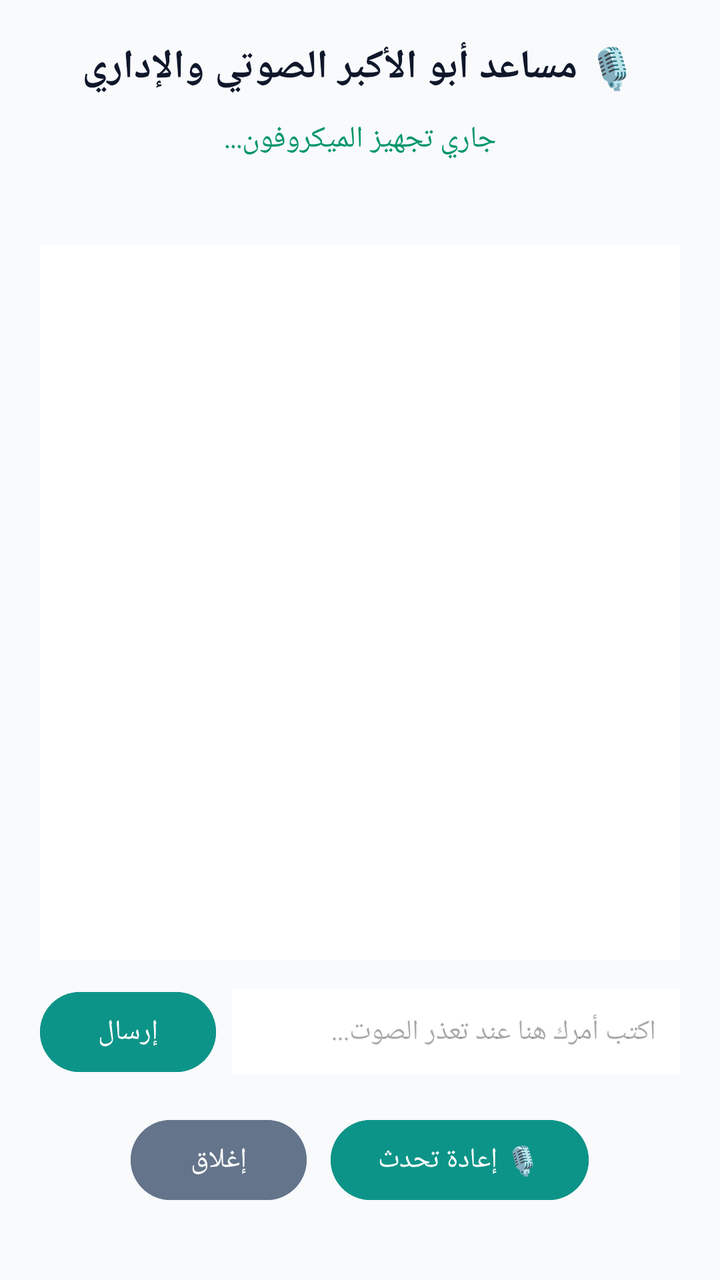
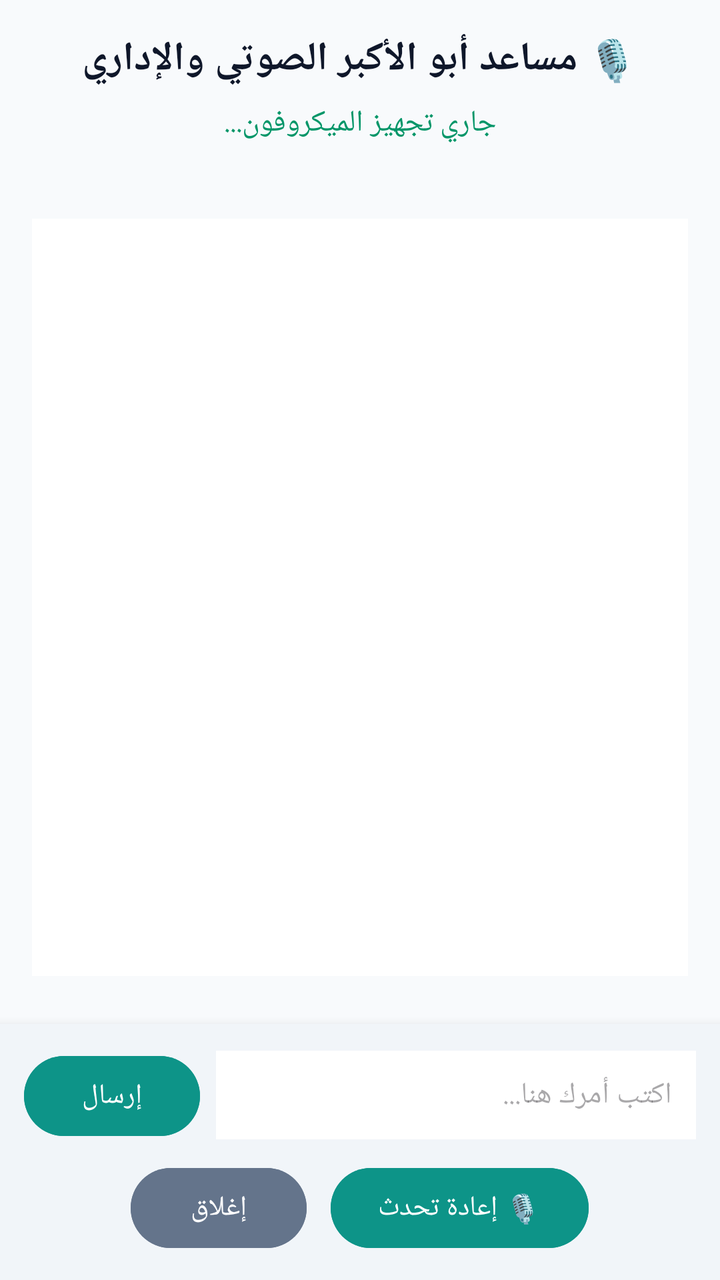

Compare the two renders of this Android layout. The source of the first and the diff that turns it into the second are given below.
<!-- AndroidManifest.xml: activity theme Theme.Material3.DayNight.NoActionBar -->
<!-- res/layout/activity_voice_assistant.xml -->
<?xml version="1.0" encoding="utf-8"?>
<LinearLayout xmlns:android="http://schemas.android.com/apk/res/android"
    android:layout_width="match_parent"
    android:layout_height="match_parent"
    android:orientation="vertical"
    android:padding="20dp"
    android:paddingBottom="40dp"
    android:gravity="center_horizontal"
    android:background="#F8FAFC"
    android:layoutDirection="rtl">

    <TextView
        android:id="@+id/tvTitle"
        android:layout_width="wrap_content"
        android:layout_height="wrap_content"
        android:text="🎙️ مساعد أبو الأكبر الصوتي والإداري"
        android:textSize="20sp"
        android:textStyle="bold"
        android:textColor="#0F172A"
        android:layout_marginBottom="12dp" />

    <TextView
        android:id="@+id/tvStatus"
        android:layout_width="match_parent"
        android:layout_height="wrap_content"
        android:text="جاري تجهيز الميكروفون..."
        android:textSize="15sp"
        android:textColor="#059669"
        android:gravity="center"
        android:layout_marginBottom="10dp" />

    <ProgressBar
        android:id="@+id/progressBar"
        android:layout_width="wrap_content"
        android:layout_height="wrap_content"
        android:visibility="gone"
        android:layout_marginBottom="10dp" />

    <TextView
        android:id="@+id/tvTranscript"
        android:layout_width="match_parent"
        android:layout_height="wrap_content"
        android:textSize="17sp"
        android:textStyle="bold"
        android:textColor="#1E293B"
        android:gravity="center"
        android:layout_marginBottom="10dp" />

    <ScrollView
        android:layout_width="match_parent"
        android:layout_height="0dp"
        android:layout_weight="1"
        android:background="#FFFFFF"
        android:padding="12dp"
        android:layout_marginBottom="12dp">

        <TextView
            android:id="@+id/tvResponse"
            android:layout_width="match_parent"
            android:layout_height="wrap_content"
            android:textSize="15sp"
            android:textColor="#334155"
            android:lineSpacingExtra="4dp" />
    </ScrollView>

    
    <LinearLayout
        android:layout_width="match_parent"
        android:layout_height="wrap_content"
        android:orientation="horizontal"
        android:layout_marginBottom="16dp">

        <EditText
            android:id="@+id/etCommandInput"
            android:layout_width="0dp"
            android:layout_height="wrap_content"
            android:layout_weight="1"
            android:hint="اكتب أمرك هنا عند تعذر الصوت..."
            android:textSize="14sp"
            android:padding="12dp"
            android:background="#FFFFFF"
            android:textColor="#0F172A"
            android:layout_marginEnd="8dp" />

        <Button
            android:id="@+id/btnSendText"
            android:layout_width="wrap_content"
            android:layout_height="wrap_content"
            android:text="إرسال"
            android:backgroundTint="#0D9488"
            android:textColor="#FFFFFF" />
    </LinearLayout>

    <LinearLayout
        android:layout_width="match_parent"
        android:layout_height="wrap_content"
        android:orientation="horizontal"
        android:gravity="center"
        android:layout_marginBottom="16dp">

        <Button
            android:id="@+id/btnRetryMic"
            android:layout_width="wrap_content"
            android:layout_height="wrap_content"
            android:text="🎙️ إعادة تحدث"
            android:backgroundTint="#0D9488"
            android:textColor="#FFFFFF"
            android:layout_marginEnd="12dp" />

        <Button
            android:id="@+id/btnClose"
            android:layout_width="wrap_content"
            android:layout_height="wrap_content"
            android:text="إغلاق"
            android:backgroundTint="#64748B"
            android:textColor="#FFFFFF" />
    </LinearLayout>

</LinearLayout>
<!-- resources referenced by this layout -->
<resources>

</resources>

<!-- the commit's change to res/layout/activity_voice_assistant.xml (unified diff, before → after) -->
@@ -1,119 +1,153 @@
 <?xml version="1.0" encoding="utf-8"?>
-<LinearLayout xmlns:android="http://schemas.android.com/apk/res/android"
+<RelativeLayout xmlns:android="http://schemas.android.com/apk/res/android"
     android:layout_width="match_parent"
     android:layout_height="match_parent"
-    android:orientation="vertical"
-    android:padding="20dp"
-    android:paddingBottom="40dp"
-    android:gravity="center_horizontal"
     android:background="#F8FAFC"
+    android:fitsSystemWindows="true"
     android:layoutDirection="rtl">
-
-    <TextView
-        android:id="@+id/tvTitle"
-        android:layout_width="wrap_content"
-        android:layout_height="wrap_content"
-        android:text="🎙️ مساعد أبو الأكبر الصوتي والإداري"
-        android:textSize="20sp"
-        android:textStyle="bold"
-        android:textColor="#0F172A"
-        android:layout_marginBottom="12dp" />
-
-    <TextView
-        android:id="@+id/tvStatus"
-        android:layout_width="match_parent"
-        android:layout_height="wrap_content"
-        android:text="جاري تجهيز الميكروفون..."
-        android:textSize="15sp"
-        android:textColor="#059669"
-        android:gravity="center"
-        android:layout_marginBottom="10dp" />
-
-    <ProgressBar
-        android:id="@+id/progressBar"
-        android:layout_width="wrap_content"
-        android:layout_height="wrap_content"
-        android:visibility="gone"
-        android:layout_marginBottom="10dp" />
-
-    <TextView
-        android:id="@+id/tvTranscript"
-        android:layout_width="match_parent"
-        android:layout_height="wrap_content"
-        android:textSize="17sp"
-        android:textStyle="bold"
-        android:textColor="#1E293B"
-        android:gravity="center"
-        android:layout_marginBottom="10dp" />
-
-    <ScrollView
-        android:layout_width="match_parent"
-        android:layout_height="0dp"
-        android:layout_weight="1"
-        android:background="#FFFFFF"
-        android:padding="12dp"
-        android:layout_marginBottom="12dp">
-
-        <TextView
-            android:id="@+id/tvResponse"
-            android:layout_width="match_parent"
-            android:layout_height="wrap_content"
-            android:textSize="15sp"
-            android:textColor="#334155"
-            android:lineSpacingExtra="4dp" />
-    </ScrollView>
 
     
     <LinearLayout
         android:layout_width="match_parent"
-        android:layout_height="wrap_content"
-        android:orientation="horizontal"
-        android:layout_marginBottom="16dp">
+        android:layout_height="match_parent"
+        android:orientation="vertical"
+        android:padding="16dp"
+        android:layout_above="@id/bottomControlsContainer"
+        android:gravity="center_horizontal">
 
-        <EditText
-            android:id="@+id/etCommandInput"
-            android:layout_width="0dp"
-            android:layout_height="wrap_content"
-            android:layout_weight="1"
-            android:hint="اكتب أمرك هنا عند تعذر الصوت..."
-            android:textSize="14sp"
-            android:padding="12dp"
-            android:background="#FFFFFF"
-            android:textColor="#0F172A"
-            android:layout_marginEnd="8dp" />
-
-        <Button
-            android:id="@+id/btnSendText"
+        <TextView
+            android:id="@+id/tvTitle"
             android:layout_width="wrap_content"
             android:layout_height="wrap_content"
-            android:text="إرسال"
-            android:backgroundTint="#0D9488"
-            android:textColor="#FFFFFF" />
+            android:text="🎙️ مساعد أبو الأكبر الصوتي والإداري"
+            android:textSize="20sp"
+            android:textStyle="bold"
+            android:textColor="#0F172A"
+            android:layout_marginBottom="8dp" />
+
+        <TextView
+            android:id="@+id/tvStatus"
+            android:layout_width="match_parent"
+            android:layout_height="wrap_content"
+            android:text="جاري تجهيز الميكروفون..."
+            android:textSize="15sp"
+            android:textColor="#059669"
+            android:gravity="center"
+            android:layout_marginBottom="8dp" />
+
+        <ProgressBar
+            android:id="@+id/progressBar"
+            android:layout_width="wrap_content"
+            android:layout_height="wrap_content"
+            android:visibility="gone"
+            android:layout_marginBottom="8dp" />
+
+        <TextView
+            android:id="@+id/tvTranscript"
+            android:layout_width="match_parent"
+            android:layout_height="wrap_content"
+            android:textSize="16sp"
+            android:textStyle="bold"
+            android:textColor="#1E293B"
+            android:gravity="center"
+            android:layout_marginBottom="8dp" />
+
+        <ScrollView
+            android:layout_width="match_parent"
+            android:layout_height="0dp"
+            android:layout_weight="1"
+            android:background="#FFFFFF"
+            android:padding="12dp"
+            android:layout_marginBottom="8dp">
+
+            <LinearLayout
+                android:layout_width="match_parent"
+                android:layout_height="wrap_content"
+                android:orientation="vertical">
+
+                <TextView
+                    android:id="@+id/tvResponse"
+                    android:layout_width="match_parent"
+                    android:layout_height="wrap_content"
+                    android:textSize="15sp"
+                    android:textColor="#334155"
+                    android:lineSpacingExtra="4dp" />
+
+                
+                <LinearLayout
+                    android:id="@+id/buttonsContainer"
+                    android:layout_width="match_parent"
+                    android:layout_height="wrap_content"
+                    android:orientation="vertical"
+                    android:layout_marginTop="12dp" />
+
+            </LinearLayout>
+        </ScrollView>
     </LinearLayout>
 
+    
     <LinearLayout
+        android:id="@+id/bottomControlsContainer"
         android:layout_width="match_parent"
         android:layout_height="wrap_content"
-        android:orientation="horizontal"
-        android:gravity="center"
-        android:layout_marginBottom="16dp">
+        android:layout_alignParentBottom="true"
+        android:orientation="vertical"
+        android:background="#F1F5F9"
+        android:padding="12dp"
+        android:elevation="8dp">
 
-        <Button
-            android:id="@+id/btnRetryMic"
-            android:layout_width="wrap_content"
+        <LinearLayout
+            android:layout_width="match_parent"
             android:layout_height="wrap_content"
-            android:text="🎙️ إعادة تحدث"
-            android:backgroundTint="#0D9488"
-            android:textColor="#FFFFFF"
-            android:layout_marginEnd="12dp" />
+            android:orientation="horizontal"
+            android:layout_marginBottom="8dp">
 
-        <Button
-            android:id="@+id/btnClose"
-            android:layout_width="wrap_content"
+            <EditText
+                android:id="@+id/etCommandInput"
+                android:layout_width="0dp"
+                android:layout_height="wrap_content"
+                android:layout_weight="1"
+                android:hint="اكتب أمرك هنا..."
+                android:textSize="15sp"
+                android:padding="12dp"
+                android:background="#FFFFFF"
+                android:textColor="#0F172A"
+                android:layout_marginEnd="8dp"
+                android:maxLines="3" />
+
+            <Button
+                android:id="@+id/btnSendText"
+                android:layout_width="wrap_content"
+                android:layout_height="wrap_content"
+                android:text="إرسال"
+                android:backgroundTint="#0D9488"
+                android:textColor="#FFFFFF" />
+        </LinearLayout>
+
+        <LinearLayout
+            android:layout_width="match_parent"
             android:layout_height="wrap_content"
-            android:text="إغلاق"
-            android:backgroundTint="#64748B"
-            android:textColor="#FFFFFF" />
+            android:orientation="horizontal"
+            android:gravity="center">
+
+            <Button
+                android:id="@+id/btnRetryMic"
+                android:layout_width="wrap_content"
+                android:layout_height="wrap_content"
+                android:text="🎙️ إعادة تحدث"
+                android:backgroundTint="#0D9488"
+                android:textColor="#FFFFFF"
+                android:layout_marginEnd="12dp" />
+
+            <Button
+                android:id="@+id/btnClose"
+                android:layout_width="wrap_content"
+                android:layout_height="wrap_content"
+                android:text="إغلاق"
+                android:backgroundTint="#64748B"
+                android:textColor="#FFFFFF" />
+        </LinearLayout>
+
     </LinearLayout>
 
-</LinearLayout>
+</RelativeLayout>
